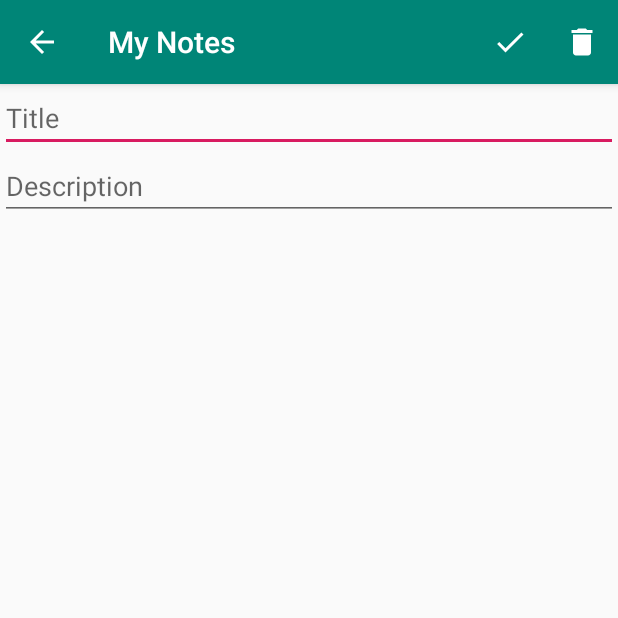
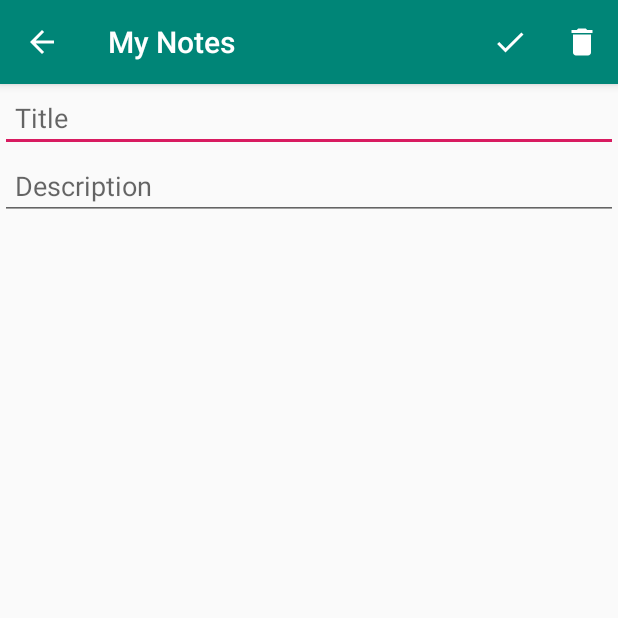
Before and after one commit to ugwonder/My-Notes, an Android app: the NoteDetails screen opened directly, with no data from a screen before it, after a tap on "save", on a phone screen of 412 x 824 dp, the top half of it. Run offline under Robolectric (Android 15) with nearby library versions, the phone set to English and light mode, and no system bars; 1 statement that could not run was skipped.

Commit message:
App completed

```diff
--- a/app/src/main/java/com/mgbachi_ugo/mynotes/NoteDetails.kt
+++ b/app/src/main/java/com/mgbachi_ugo/mynotes/NoteDetails.kt
@@ -1,18 +1,148 @@
 package com.mgbachi_ugo.mynotes
 
+import android.content.ContentValues
+import android.content.DialogInterface
+import android.database.Cursor
+import android.database.sqlite.SQLiteDatabase
 import androidx.appcompat.app.AppCompatActivity
 import android.os.Bundle
 import android.view.Menu
+import android.view.MenuItem
+import android.widget.Toast
+import androidx.appcompat.app.AlertDialog
+import kotlinx.android.synthetic.main.activity_note_details.*
 
 class NoteDetails : AppCompatActivity() {
+    var db:SQLiteDatabase? = null
+    var noteId:Int = 0
+    var cursor:Cursor? = null
 
     override fun onCreate(savedInstanceState: Bundle?) {
         super.onCreate(savedInstanceState)
         setContentView(R.layout.activity_note_details)
+
+        val myNotesDatabaseHelper = MyNoteSQLiteOpenHelper(this)
+        db = myNotesDatabaseHelper.writableDatabase
+
+        noteId = intent.extras?.get("NOTE_ID").toString().toInt()
+
+        // code that reads Note Title and description that its id is equal the NoteId
+
+        if (noteId != 0)
+        {
+            cursor = db!!.query(
+                "Notes",
+                arrayOf("TITLE","DESCRIPTION"),
+                "_id=?",
+                arrayOf(noteId.toString()),
+                null,null,null
+                )
+            if (cursor!!.moveToFirst() == true)
+            {
+                editTextTitle.setText(cursor!!.getString(0))
+                editTextDescription.setText(cursor!!.getString(1))
+            }
+        }
+
+    }
+
+    override fun onOptionsItemSelected(item: MenuItem?): Boolean {
+
+        if (item!!.itemId == R.id.save_note)
+        {
+            //Insert a new note
+            val newNoteValues = ContentValues()
+            if (editTextTitle.text.isEmpty() == true) {
+                newNoteValues.put("TITLE", "Untitled")
+            } else {
+                newNoteValues.put("TITLE", editTextTitle.text.toString())
+            }
+            newNoteValues.put("DESCRIPTION", editTextDescription.text.toString())
+
+            if (noteId == 0)
+            {
+            insertNote(newNoteValues)
+            }
+            else
+            {
+                updateNote(newNoteValues)
+            }
+        }
+        else if (item.itemId == R.id.delete_note)
+        {
+            deleteNote()
+        }
+        return super.onOptionsItemSelected(item)
+    }
+    fun deleteNote()
+    {
+        var dialog:AlertDialog
+        var builder = AlertDialog.Builder(this)
+
+        // set a message for the alert box
+        builder.setTitle("Deleting note")
+
+        // Set a message for alert dialog
+        builder.setMessage("Are you sure you want to delete '${editTextTitle.text}'?")
+
+        // set the alert dialog positive (Yes) button
+        builder.setPositiveButton("YES",dialogClickListener)
+
+        // set a neutral (cancel) button
+        builder.setNegativeButton("CANCEL",dialogClickListener)
+
+        //Initialize the AlertDailog by using the builder object
+        dialog = builder.create()
+
+        //display the alert dialog
+        dialog.show()
+
+    }
+
+    val dialogClickListener = DialogInterface.OnClickListener { _, which ->
+        if (which == DialogInterface.BUTTON_POSITIVE)
+        {
+            db!!.delete("NOTES","_id=?", arrayOf((noteId.toString())))
+            Toast.makeText(this, "Note Deleted!", Toast.LENGTH_SHORT).show()
+            finish()
+        }
+
+    }
+
+    fun  updateNote(newNoteValues: ContentValues)
+    {
+        db!!.update("NOTES",newNoteValues,"_id=?", arrayOf(noteId.toString()))
+        Toast.makeText(this,"Note Updated!", Toast.LENGTH_SHORT).show()
+
+        // Empty the Edit texts
+        editTextTitle.setText("")
+        editTextDescription.setText("")
+
+    }
+
+    private fun insertNote(newNoteValues:ContentValues) {
+
+
+        db!!.insert("NOTES", null, newNoteValues)
+        Toast.makeText(this, "Note saved!", Toast.LENGTH_LONG).show()
+
+        // Empty the Edit texts
+        editTextTitle.setText("")
+        editTextDescription.setText("")
+
+        // shift focus to the editTextTitle
+
+        editTextTitle.requestFocus()
     }
 
     override fun onCreateOptionsMenu(menu: Menu?): Boolean {
         menuInflater.inflate(R.menu.notes_details_menu,menu)
         return super.onCreateOptionsMenu(menu)
     }
+
+    override fun onDestroy() {
+        super.onDestroy()
+        db!!.close()
+    }
+
 }
--- a/app/src/main/res/layout/activity_main.xml
+++ b/app/src/main/res/layout/activity_main.xml
@@ -20,12 +20,15 @@
         android:id="@+id/listViewNotes"
         android:layout_width="409dp"
         android:layout_height="0dp"
+        android:layout_marginStart="16dp"
         android:layout_marginTop="1dp"
+        android:layout_marginEnd="16dp"
         android:layout_marginBottom="1dp"
+        android:paddingStart="16dp"
         app:layout_constraintBottom_toBottomOf="parent"
         app:layout_constraintEnd_toEndOf="parent"
         app:layout_constraintStart_toStartOf="parent"
-        app:layout_constraintTop_toTopOf="parent" >
+        app:layout_constraintTop_toTopOf="parent">
 
     </ListView>
 </androidx.constraintlayout.widget.ConstraintLayout>
--- a/app/src/main/res/layout/activity_note_details.xml
+++ b/app/src/main/res/layout/activity_note_details.xml
@@ -7,25 +7,27 @@
     tools:context=".NoteDetails">
 
     <EditText
-        android:id="@+id/editText"
+        android:id="@+id/editTextTitle"
         android:layout_width="0dp"
         android:layout_height="wrap_content"
         android:ems="10"
-        android:hint="Title"
+        android:hint="@string/title"
         android:inputType="textPersonName"
+        android:paddingStart="10dp"
         app:layout_constraintEnd_toEndOf="parent"
         app:layout_constraintStart_toStartOf="parent"
         app:layout_constraintTop_toTopOf="parent" />
 
     <EditText
-        android:id="@+id/editText2"
+        android:id="@+id/editTextDescription"
         android:layout_width="0dp"
         android:layout_height="wrap_content"
         android:ems="10"
         android:gravity="start|top"
-        android:hint="Description"
+        android:hint="@string/description"
         android:inputType="textMultiLine"
+        android:paddingStart="10dp"
         app:layout_constraintEnd_toEndOf="parent"
         app:layout_constraintStart_toStartOf="parent"
-        app:layout_constraintTop_toBottomOf="@+id/editText" />
+        app:layout_constraintTop_toBottomOf="@+id/editTextTitle" />
 </androidx.constraintlayout.widget.ConstraintLayout>
--- a/app/src/main/res/values/strings.xml
+++ b/app/src/main/res/values/strings.xml
@@ -2,4 +2,6 @@
     <string name="app_name">My Notes</string>
     <string name="save">save</string>
     <string name="delete">delete</string>
+    <string name="title">Title</string>
+    <string name="description">Description</string>
 </resources>
```
Also changed, not shown: app/src/main/java/com/mgbachi_ugo/mynotes/MainActivity.kt (+15 -3 lines).
